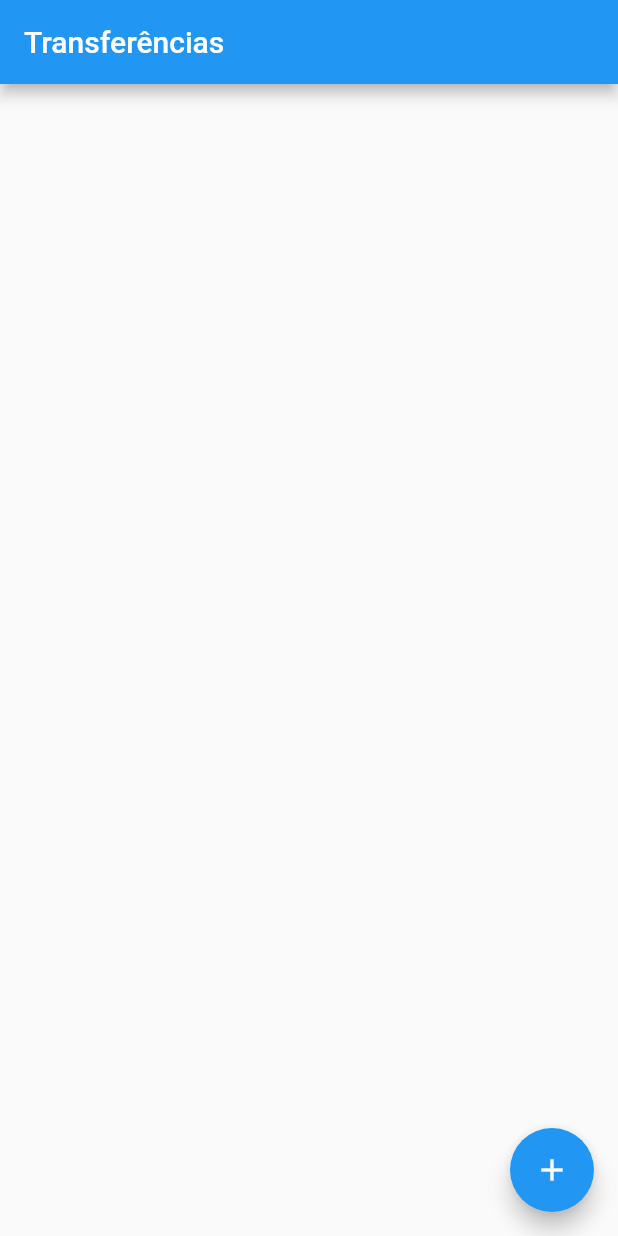
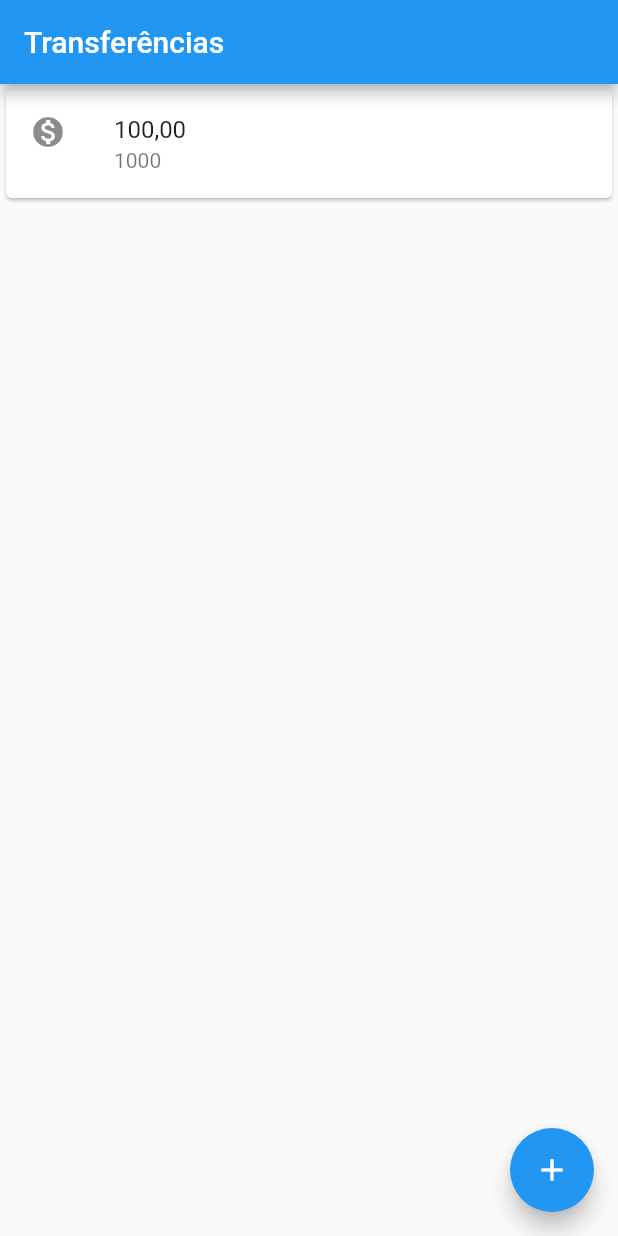
Before and after one commit to paulo-flores/bytebank, a Flutter app: the screen it shows after launch, on a phone screen of 412 x 824 dp. Run offline on Flutter 3.47's test engine with Material 2 defaults, Android fonts, the phone set to English and light mode, and no system bars.

Commit message:
Add Card and ListTile

```diff
--- a/lib/main.dart
+++ b/lib/main.dart
@@ -2,6 +2,13 @@ import 'package:flutter/material.dart';
 
 void main() => runApp(MaterialApp(
         home: Scaffold(
+      body: Card(
+        child: ListTile(
+          leading: Icon(Icons.monetization_on),
+          title: Text('100,00'),
+          subtitle: Text('1000'),
+        ),
+      ),
       appBar: AppBar(
         title: Text('Transferências'),
       ),
```
